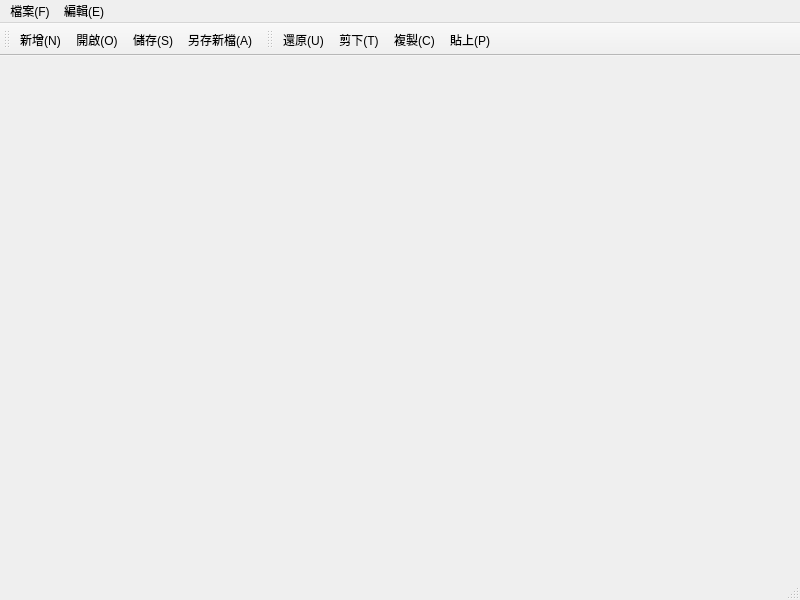
Before: the Qt Designer form mainwindow.ui in CAI-JIADA/designwindow, drawn with Qt 5.
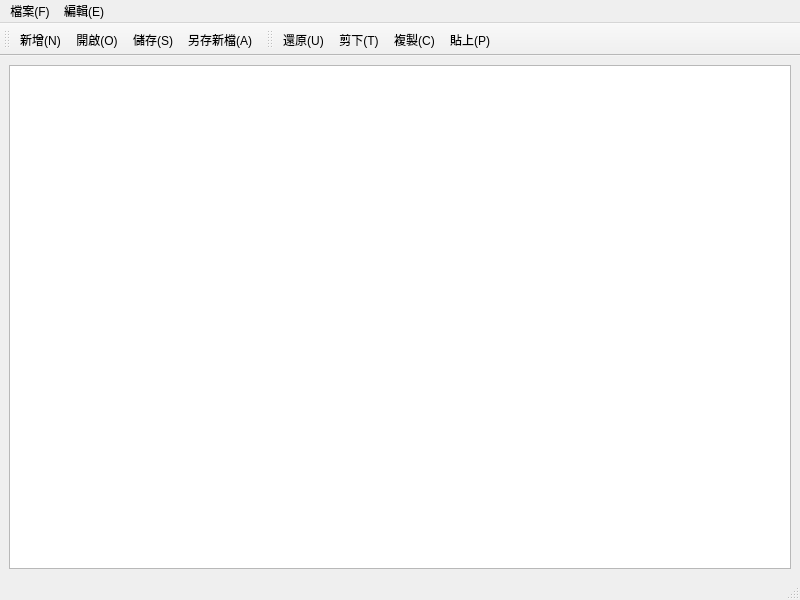
After: the same form once the commit is applied. Icons and pictures are not drawn.

Diff of the .ui file:
```diff
--- a/mainwindow.ui
+++ b/mainwindow.ui
@@ -13,7 +13,13 @@
   <property name="windowTitle">
    <string>MainWindow</string>
   </property>
-  <widget class="QWidget" name="centralwidget"/>
+  <widget class="QWidget" name="centralwidget">
+   <layout class="QVBoxLayout" name="verticalLayout">
+    <item>
+     <widget class="QTextEdit" name="textEdit"/>
+    </item>
+   </layout>
+  </widget>
   <widget class="QMenuBar" name="menubar">
    <property name="geometry">
     <rect>
```
Left out of the diff: 48 changed lines with no effect on the pictures.
